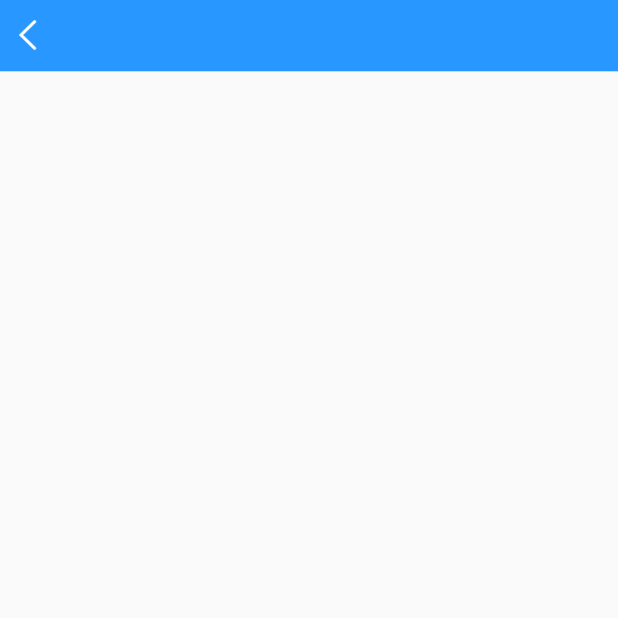
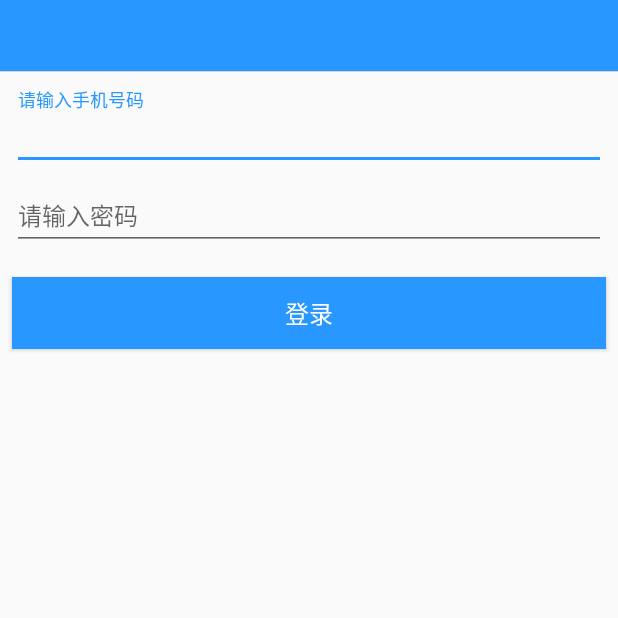
Before and after one commit to xionglihui/wudd, an Android app: the screen it shows after launch (MainActivity before the commit, LoginActivity after it), on a phone screen of 412 x 824 dp, the top half of it. Run offline under Robolectric (Android 15) with nearby library versions, the phone set to English and light mode, and no system bars; our stand-ins replace CircleImageView, data binding.

Commit message:
添加MVP模式的登录处理来怎么处理与后数据处理demo

```diff
--- a/app/src/main/AndroidManifest.xml
+++ b/app/src/main/AndroidManifest.xml
@@ -21,7 +21,7 @@
         android:theme="@style/AppTheme">
 
         <activity
-            android:name=".ui.MainActivity"
+            android:name=".ui.login.ui.LoginActivity"
             android:screenOrientation="portrait">
             <intent-filter>
                 <action android:name="android.intent.action.MAIN" />
--- /dev/null
+++ b/app/src/main/java/com/xiong/dandan/wudd/ui/login/modle/ILoginModle.java
@@ -0,0 +1,10 @@
+package com.xiong.dandan.wudd.ui.login.modle;
+
+import com.xiong.dandan.wudd.ui.login.presenter.ILoginPresenterListener;
+
+/**
+ * Created by xionglh on 2017/1/4.
+ */
+public interface ILoginModle {
+    void login(String name, String pwd, ILoginPresenterListener  iLoginPresenterListener);
+}
--- /dev/null
+++ b/app/src/main/java/com/xiong/dandan/wudd/ui/login/presenter/ILoginPresenterListener.java
@@ -0,0 +1,11 @@
+package com.xiong.dandan.wudd.ui.login.presenter;
+
+import com.xiong.dandan.wudd.ui.login.modle.UserInfo;
+
+/**
+ * Created by xionglh on 2017/1/4.
+ */
+public interface ILoginPresenterListener {
+    void loginSuccess(UserInfo  userInfo);
+    void loginFails();
+}
--- /dev/null
+++ b/app/src/main/java/com/xiong/dandan/wudd/ui/login/presenter/LoginPresenterImp.java
@@ -0,0 +1,47 @@
+package com.xiong.dandan.wudd.ui.login.presenter;
+
+import com.xiong.dandan.wudd.libs.utils.StrUtils;
+import com.xiong.dandan.wudd.ui.login.modle.LoginModleImp;
+import com.xiong.dandan.wudd.ui.login.modle.UserInfo;
+import com.xiong.dandan.wudd.ui.login.ui.ILoginView;
+
+/**
+ * Created by xionglh on 2017/1/4.
+ */
+public class LoginPresenterImp implements ILoginPresenterListener {
+
+    private ILoginView mIloginView;
+
+    private LoginModleImp mLoginModleImp;
+
+    public LoginPresenterImp(ILoginView iLoginView) {
+        mLoginModleImp = new LoginModleImp();
+        this.mIloginView = iLoginView;
+    }
+
+    public  void login() {
+        String name = mIloginView.getLoginName();
+        String pwd = mIloginView.getLoginPwd();
+        if(StrUtils.isEmpty(name)){
+            mIloginView.errorLoginNameInfo("帐号不能为为空");
+            return;
+        }
+        if(StrUtils.isEmpty(pwd)){
+            mIloginView.errorLoginNameInfo("密码不能为空");
+            return;
+        }
+        mIloginView.showProgress();
+        mLoginModleImp.login(name, pwd, this);
+    }
+
+
+    @Override
+    public void loginSuccess(UserInfo userInfo) {
+        mIloginView.dissProgress();
+    }
+
+    @Override
+    public void loginFails() {
+        mIloginView.dissProgress();
+    }
+}
--- /dev/null
+++ b/app/src/main/java/com/xiong/dandan/wudd/ui/login/ui/ILoginView.java
@@ -0,0 +1,24 @@
+package com.xiong.dandan.wudd.ui.login.ui;
+
+/**
+ * Created by xionglh on 2017/1/4.
+ */
+public interface ILoginView {
+
+    String getLoginName();
+
+    String getLoginPwd();
+
+    void cleanLoginName();
+
+    void cleanLoginPwd();
+
+    void errorLoginNameInfo(String errorInfo);
+
+    void errorLoginPwdInfo(String errorInfo);
+
+    void dissProgress();
+    void showProgress();
+
+
+}
--- /dev/null
+++ b/app/src/main/java/com/xiong/dandan/wudd/ui/login/ui/LoginActivity.java
@@ -0,0 +1,81 @@
+package com.xiong.dandan.wudd.ui.login.ui;
+
+import android.os.Bundle;
+import android.support.design.widget.TextInputEditText;
+import android.view.View;
+
+import com.xiong.dandan.wudd.R;
+import com.xiong.dandan.wudd.common.base.BaseTitleBarActivity;
+import com.xiong.dandan.wudd.ui.login.presenter.LoginPresenterImp;
+
+/**
+ * login
+ * Created by xionglh on 2017/1/4.
+ */
+public class LoginActivity extends BaseTitleBarActivity implements ILoginView ,View.OnClickListener{
+
+
+    private TextInputEditText mTxtName, mTxtPwd;
+    private LoginPresenterImp  mLoginPresenterImp;
+
+    @Override
+    protected void onCreate(Bundle savedInstanceState) {
+        super.onCreate(savedInstanceState);
+        setContentView(R.layout.activity_login);
+        mTxtName = (TextInputEditText) findViewById(R.id.txt_login_phone);
+        mTxtPwd = (TextInputEditText) findViewById(R.id.txt_login_pwd);
+        findViewById(R.id.btn_login_commint).setOnClickListener(this);
+        mLoginPresenterImp=new LoginPresenterImp(this);
+    }
+
+    @Override
+    public String getLoginName() {
+        return mTxtName.getText().toString();
+    }
+
+    @Override
+    public String getLoginPwd() {
+        return mTxtPwd.getText().toString();
+    }
+
+    @Override
+    public void cleanLoginName() {
+        mTxtName.setText("");
+    }
+
+    @Override
+    public void cleanLoginPwd() {
+        mTxtPwd.setText("");
+    }
+
+    @Override
+    public void errorLoginNameInfo(String errorInfo) {
+        mTxtName.setError(errorInfo);
+    }
+
+    @Override
+    public void errorLoginPwdInfo(String errorInfo) {
+        mTxtPwd.setError(errorInfo);
+    }
+
+    @Override
+    public void dissProgress() {
+        mProgressDialog.dismiss();
+
+    }
+
+    @Override
+    public void showProgress() {
+        mProgressDialog.show();
+
+    }
+
+    @Override
+    public void onClick(View view) {
+        switch (view.getId()){
+            case R.id.btn_login_commint:
+                mLoginPresenterImp.login();
+                break;
+        }
+    }
+}
--- a/app/src/main/res/layout/activity_login.xml
+++ b/app/src/main/res/layout/activity_login.xml
@@ -4,6 +4,50 @@
     android:layout_height="match_parent"
     android:fitsSystemWindows="true"
     android:orientation="vertical">
+
     <include layout="@layout/layout_titlebar" />
 
+    <android.support.design.widget.TextInputLayout
+        android:layout_width="match_parent"
+        android:layout_height="wrap_content"
+        android:layout_marginTop="12dp"
+        android:hint="@string/login_activity_input_mobile"
+        android:paddingLeft="8dp"
+        android:paddingRight="8dp">
+
+        <android.support.design.widget.TextInputEditText
+            android:id="@+id/txt_login_phone"
+            android:layout_width="match_parent"
+            android:layout_height="wrap_content"
+            android:textColor="@color/black_normal_text"
+            android:textSize="16sp" />
+    </android.support.design.widget.TextInputLayout>
+
+    <android.support.design.widget.TextInputLayout
+        android:layout_width="match_parent"
+        android:layout_height="wrap_content"
+        android:hint="@string/login_activity_input_pwd"
+        android:paddingLeft="8dp"
+        android:paddingRight="8dp">
+
+        <android.support.design.widget.TextInputEditText
+            android:id="@+id/txt_login_pwd"
+            android:layout_width="match_parent"
+            android:layout_height="wrap_content"
+            android:textColor="@color/black_normal_text"
+            android:textSize="16sp" />
+    </android.support.design.widget.TextInputLayout>
+
+    <Button
+        android:id="@+id/btn_login_commint"
+        android:layout_width="match_parent"
+        android:layout_height="wrap_content"
+        android:layout_marginLeft="8dp"
+        android:layout_marginRight="8dp"
+        android:layout_marginTop="18dp"
+        android:background="@color/base_theme_color"
+        android:text="@string/login_btn_login"
+        android:textColor="@color/white"
+        android:textSize="16sp" />
+
 </LinearLayout>
--- a/app/src/main/res/layout/layout_titlebar.xml
+++ b/app/src/main/res/layout/layout_titlebar.xml
@@ -1,5 +1,8 @@
 <?xml version="1.0" encoding="utf-8"?>
-<RelativeLayout xmlns:android="http://schemas.android.com/apk/res/android"
+<layout xmlns:android="http://schemas.android.com/apk/res/android">
+
+
+    <RelativeLayout
         android:id="@+id/title_bar_layout"
         android:layout_width="match_parent"
         android:layout_height="@dimen/title_common_height"
@@ -26,10 +29,10 @@
             android:layout_height="wrap_content"
             android:layout_centerHorizontal="true"
             android:layout_centerVertical="true"
-        android:textColor="@color/white"
-        android:gravity="center"
             android:layout_marginLeft="30dp"
             android:layout_marginRight="30dp"
+            android:gravity="center"
+            android:textColor="@color/white"
             android:textSize="18sp" />
 
         <TextView
@@ -51,3 +54,4 @@
             android:layout_alignParentBottom="true" />
 
     </RelativeLayout>
+</layout>
--- a/app/src/main/res/values/strings.xml
+++ b/app/src/main/res/values/strings.xml
@@ -16,4 +16,9 @@
     <string name="dialog_choose_picture_button_album">从手机相册选择</string>
     <string name="dialog_content_quit_system">您确认退出应用吗？</string>
     <string name="dialog_toast_enter_transaction_password">请输入交易密码</string>
+
+    <!--Login-->
+    <string name="login_activity_input_mobile">请输入手机号码</string>
+    <string name="login_activity_input_pwd">请输入密码</string>
+    <string name="login_btn_login">登录</string>
 </resources>
```
Also changed, not shown: app/src/main/java/com/xiong/dandan/wudd/net/request/LoginRequest.java (added, +46 -0 lines), app/src/main/java/com/xiong/dandan/wudd/ui/login/LoginActivity.java (deleted, +0 -16 lines), app/src/main/java/com/xiong/dandan/wudd/ui/login/modle/LoginModleImp.java (added, +67 -0 lines), app/src/main/java/com/xiong/dandan/wudd/ui/login/modle/UserInfo.java (added, +28 -0 lines). Lines whose indentation alone changed are shown as unchanged.
